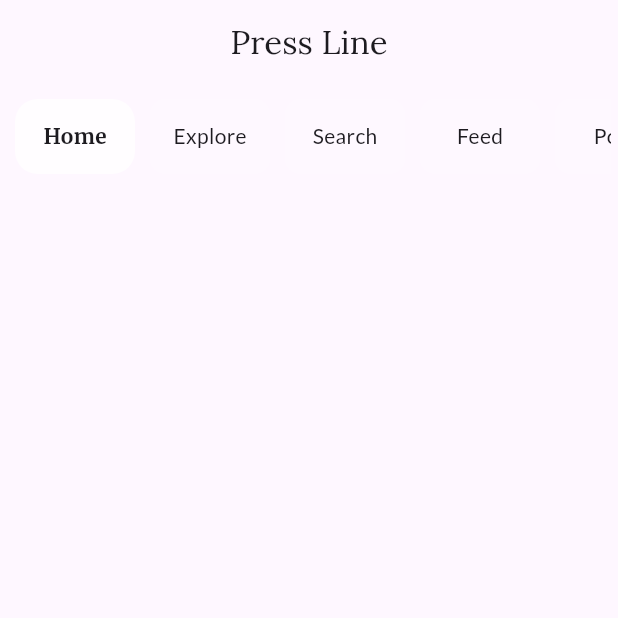
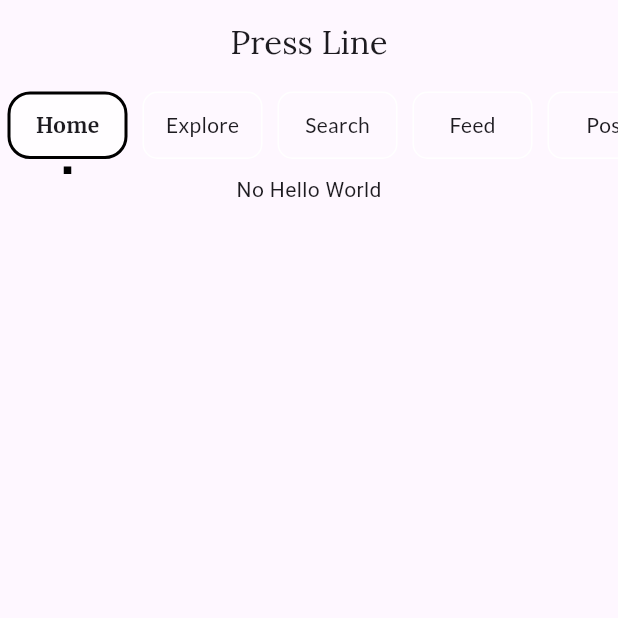
Before and after one commit to AbirHasanShuvo/newspaper_restapi, a Flutter app: the screen it shows after launch, on a phone screen of 412 x 824 dp, the top half of it. Run offline on Flutter 3.47's test engine with Material 3 defaults, Android fonts, the phone set to English and light mode, and no system bars; our stand-ins replace get, google_fonts.

Commit message:
main ui completed

```diff
--- a/lib/p_screen/p_screen.dart
+++ b/lib/p_screen/p_screen.dart
@@ -1,6 +1,7 @@
 import 'package:flutter/material.dart';
 import 'package:flutter/widgets.dart';
 import 'package:google_fonts/google_fonts.dart';
+import 'package:newspaper/const/const.dart';
 
 class PScreen extends StatefulWidget {
   const PScreen({super.key});
@@ -33,11 +34,7 @@ class _PScreenState extends State<PScreen> {
           style: GoogleFonts.lora(),
         ),
       ),
-      body: Container(
-        margin: const EdgeInsets.all(5),
-        width: double.infinity,
-        height: double.infinity,
-        child: Column(
+      body: Column(
         children: [
           SizedBox(
             height: 60,
@@ -47,15 +44,13 @@ class _PScreenState extends State<PScreen> {
                 physics: const BouncingScrollPhysics(),
                 itemCount: items.length,
                 itemBuilder: (context, index) {
-                    return GestureDetector(
+                  return Column(
+                    children: [
+                      GestureDetector(
                         onTap: () {
                           setState(() {
                             currentPosition = index;
                             print(currentPosition);
-                          print('index ' + index.toString());
-                          if (currentPosition == index) {
-                            print('true');
-                          }
                           });
                         },
                         child: Container(
@@ -66,6 +61,9 @@ class _PScreenState extends State<PScreen> {
                               color: currentPosition == index
                                   ? Colors.white70
                                   : Colors.white12,
+                              border: currentPosition == index
+                                  ? Border.all(color: Colors.black, width: 2)
+                                  : Border.all(color: Colors.white),
                               borderRadius: currentPosition == index
                                   ? BorderRadius.circular(15)
                                   : BorderRadius.circular(10)),
@@ -79,11 +77,130 @@ class _PScreenState extends State<PScreen> {
                             ),
                           ),
                         ),
+                      ),
+                      Visibility(
+                          visible: currentPosition == index ? true : false,
+                          child: Container(
+                            height: 5,
+                            width: 5,
+                            color: Colors.black,
+                          ))
+                    ],
                   );
                 }),
+          ),
+
+          //main screen start from here
+
+          Expanded(
+              child: SingleChildScrollView(
+            physics: const BouncingScrollPhysics(),
+            child: currentPosition == 3
+                ? const Column(
+                    children: [
+                      Text('hello World'),
+                      Text('hello World'),
+                      Text('hello World'),
+                      Text('hello World'),
+                      Text('hello World'),
+                      Text('hello World'),
+                      Text('hello World'),
+                      Text('hello World'),
+                      Text('hello World'),
+                      Text('hello World'),
+                      Text('hello World'),
+                      Text('hello World'),
+                      Text('hello World'),
+                      Text('hello World'),
+                      Text('hello World'),
+                      Text('hello World'),
+                      Text('hello World'),
+                      Text('hello World'),
+                      Text('hello World'),
+                      Text('hello World'),
+                      Text('hello World'),
+                      Text('hello World'),
+                      Text('hello World'),
+                      Text('hello World'),
+                      Text('hello World'),
+                      Text('hello World'),
+                      Text('hello World'),
+                      Text('hello World'),
+                      Text('hello World'),
+                      Text('hello World'),
+                      Text('hello World'),
+                      Text('hello World'),
+                      Text('hello World'),
+                      Text('hello World'),
+                      Text('hello World'),
+                      Text('hello World'),
+                      Text('hello World'),
+                      Text('hello World'),
+                      Text('hello World'),
+                      Text('hello World'),
+                      Text('hello World'),
+                      Text('hello World'),
+                      Text('hello World'),
+                      Text('hello World'),
+                      Text('hello World'),
+                      Text('hello World'),
+                      Text('hello World'),
+                      Text('hello World'),
+                      Text('hello World'),
+                      Text('hello World'),
+                      Text('hello World'),
+                      Text('hello World'),
+                      Text('hello World'),
+                      Text('hello World'),
+                      Text('hello World'),
+                      Text('hello World'),
+                      Text('hello World'),
+                      Text('hello World'),
+                      Text('hello World'),
+                      Text('hello World'),
+                      Text('hello World'),
+                      Text('hello World'),
+                      Text('hello World'),
+                      Text('hello World'),
+                      Text('hello World'),
+                      Text('hello World'),
+                      Text('hello World'),
+                      Text('hello World'),
+                      Text('hello World'),
+                      Text('hello World'),
+                      Text('hello World'),
+                      Text('hello World'),
+                      Text('hello World'),
+                      Text('hello World'),
+                      Text('hello World'),
+                      Text('hello World'),
+                      Text('hello World'),
+                      Text('hello World'),
+                      Text('hello World'),
+                      Text('hello World'),
+                      Text('hello World'),
+                      Text('hello World'),
+                      Text('hello World'),
+                      Text('hello World'),
+                      Text('hello World'),
+                      Text('hello World'),
+                      Text('hello World'),
+                      Text('hello World'),
+                      Text('hello World'),
+                      Text('hello World'),
+                      Text('hello World'),
+                      Text('hello World'),
+                      Text('hello World'),
+                      Text('hello World'),
+                      Text('hello World'),
+                      Text('hello World'),
+                      Text('hello World'),
+                      Text('hello World'),
+                    ],
                   )
+                : const Text('No Hello World'),
+          ))
         ],
-        ),
       ),
     );
   }
```
Lines whose indentation alone changed are shown as unchanged.
